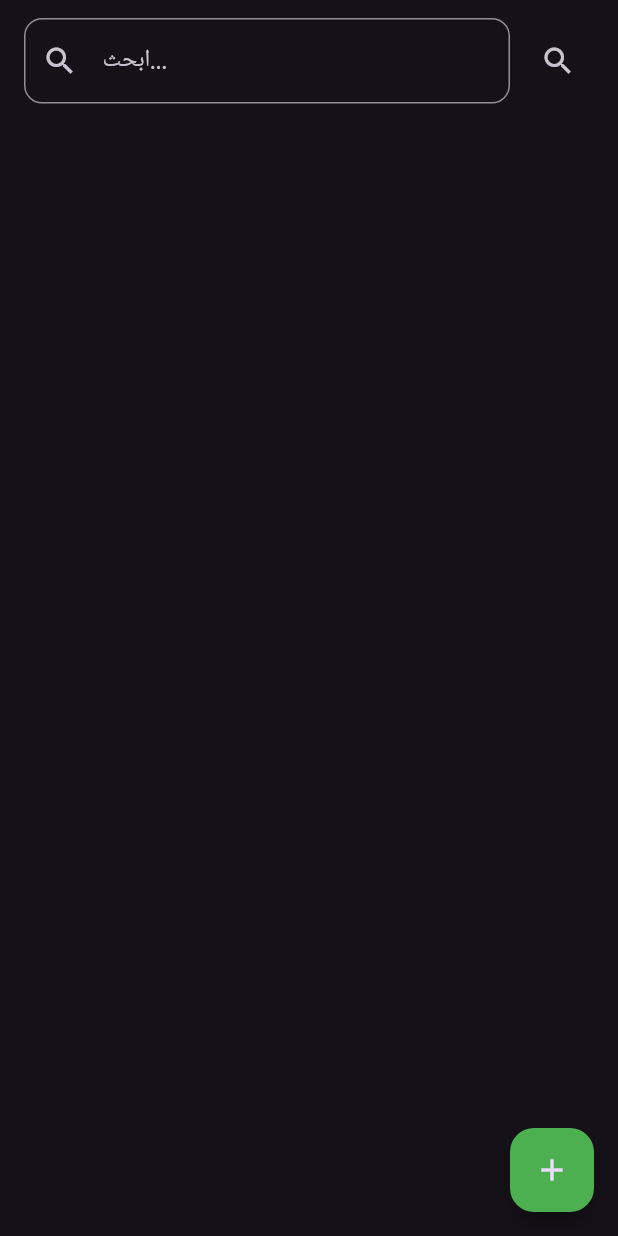
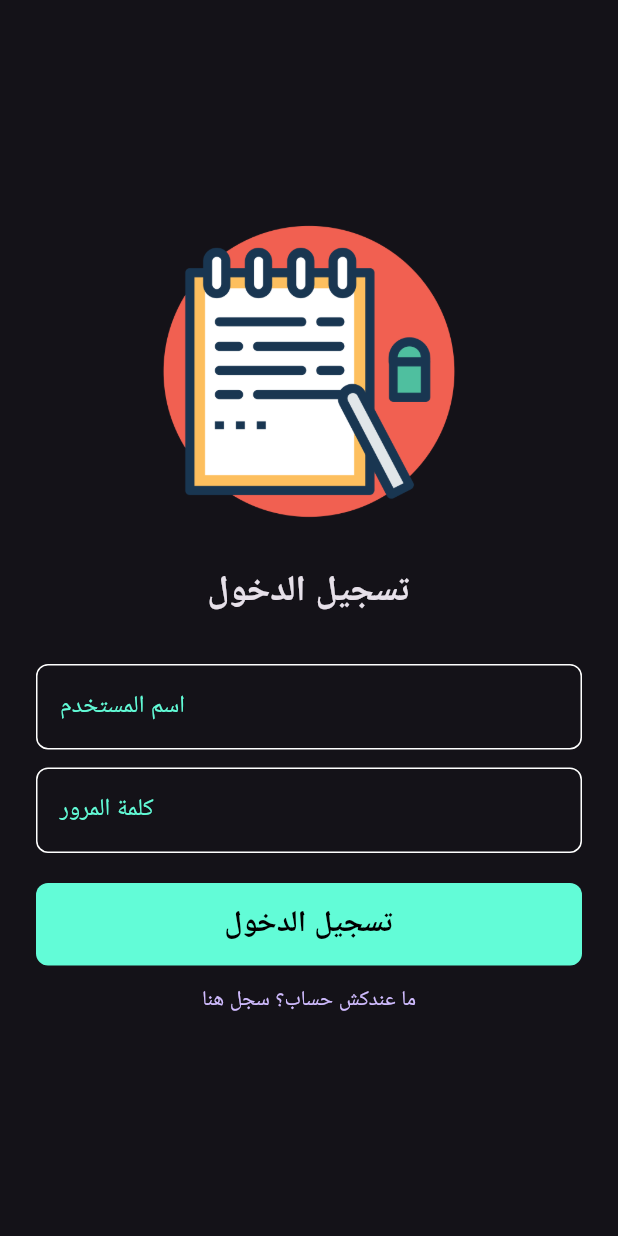
Before and after one commit to AbdalluhEssam/note_app, a Flutter app: the screen it shows after launch, on a phone screen of 412 x 824 dp. Run offline on Flutter 3.47's test engine with Material 3 defaults, Android fonts, the phone set to English and light mode, and no system bars; our stand-ins replace bloc, flutter_bloc, font_awesome_flutter, hive, hive_flutter; accounts and stored records are empty.

Commit message:
Add authentication functionality with sign up and login views

```diff
--- /dev/null
+++ b/lib/cubits/auth_state.dart
@@ -0,0 +1,15 @@
+part of 'auth_cubit.dart';
+
+
+abstract class AuthState {}
+
+class AuthInitial extends AuthState {}
+
+class AuthLoading extends AuthState {}
+
+class AuthSuccess extends AuthState {}
+
+class AuthFailure extends AuthState {
+  final String message;
+  AuthFailure(this.message);
+}
--- a/lib/main.dart
+++ b/lib/main.dart
@@ -3,15 +3,21 @@ import 'package:hive_flutter/adapters.dart';
 import 'package:note_app/constants.dart';
 import 'package:note_app/models/note_model.dart';
 import 'package:note_app/simple_bloc_observer.dart';
+import 'package:note_app/views/login_view.dart';
 import 'package:note_app/views/notes_view.dart';
 import 'package:flutter_bloc/flutter_bloc.dart';
+import 'cubits/auth_cubit.dart';
 import 'cubits/notes_cubit/notes_cubit.dart';
-
+import 'models/user_model.dart';
 void main() async {
+  WidgetsFlutterBinding.ensureInitialized(); // مهم لتشغيل async
   await Hive.initFlutter();
   Bloc.observer = SimpleBlocObserver();
   Hive.registerAdapter(NoteModelAdapter());
+  Hive.registerAdapter(UserModelAdapter()); // مهم جدًا
   await Hive.openBox<NoteModel>(kNotesBox);
+  await Hive.openBox('auth');
+  await Hive.openBox<UserModel>('users');
   runApp(const NotesApp());
 }
 
@@ -20,12 +26,17 @@ class NotesApp extends StatelessWidget {
 
   @override
   Widget build(BuildContext context) {
-    return BlocProvider(
-      create: (context) => NotesCubit()..fetchNotes(),
+    final bool isLoggedIn = Hive.box('auth').get('loggedIn', defaultValue: false);
+
+    return MultiBlocProvider(
+      providers: [
+        BlocProvider(create: (_) => NotesCubit()..fetchNotes()),
+        BlocProvider(create: (_) => AuthCubit()),
+      ],
       child: MaterialApp(
         debugShowCheckedModeBanner: false,
         theme: ThemeData(brightness: Brightness.dark, fontFamily: "Poppins"),
-        home: const NotesView(),
+        home: isLoggedIn ? const NotesView() : LoginView(),
       ),
     );
   }
--- /dev/null
+++ b/lib/models/user_model.dart
@@ -0,0 +1,14 @@
+import 'package:hive/hive.dart';
+
+part 'user_model.g.dart';
+
+@HiveType(typeId: 1)
+class UserModel extends HiveObject {
+  @HiveField(0)
+  final String username;
+
+  @HiveField(1)
+  final String password;
+
+  UserModel({required this.username, required this.password});
+}
--- /dev/null
+++ b/lib/views/login_view.dart
@@ -0,0 +1,67 @@
+import 'package:flutter/material.dart';
+import 'package:flutter_bloc/flutter_bloc.dart';
+import 'package:note_app/views/signup_view.dart';
+import 'package:note_app/views/widgets/custom_texty_field.dart';
+
+import '../cubits/auth_cubit.dart';
+import 'notes_view.dart';
+import 'widgets/custom_button.dart';
+
+
+class LoginView extends StatelessWidget {
+  final TextEditingController username = TextEditingController();
+  final TextEditingController password = TextEditingController();
+
+  @override
+  Widget build(BuildContext context) {
+    return Scaffold(
+      body: BlocConsumer<AuthCubit, AuthState>(
+        listener: (context, state) {
+          if (state is AuthSuccess) {
+            Navigator.pushReplacement(context, MaterialPageRoute(builder: (_) => NotesView()));
+          } else if (state is AuthFailure) {
+            ScaffoldMessenger.of(context).showSnackBar(SnackBar(content: Text(state.message)));
+          }
+        },
+        builder: (context, state) => SingleChildScrollView(
+          child: Padding(
+            padding: const EdgeInsets.all(24.0),
+            child: Column(
+              crossAxisAlignment: CrossAxisAlignment.center,
+              mainAxisAlignment: MainAxisAlignment.center,
+              mainAxisSize: MainAxisSize.min,
+              children: [
+                SizedBox(
+                  height: MediaQuery.of(context).size.height * 0.15,
+                ),
+                Image.asset(
+                  'assets/icon/icon.png',
+                  width: 200,
+                  height: 200,
+                ),
+                const SizedBox(height: 30),
+                const Text(
+                  'تسجيل الدخول',
+                  style: TextStyle(fontSize: 24, fontWeight: FontWeight.bold),
+                ),
+                const SizedBox(height: 30),
+                CustomTextField(hint: 'اسم المستخدم', controller: username),
+                const SizedBox(height: 12),
+                CustomTextField(hint: 'كلمة المرور', controller: password, obscureText: true),
+                const SizedBox(height: 20),
+                CustomButton(
+                  onTap: () => context.read<AuthCubit>().login(username.text, password.text),
+                  text: 'تسجيل الدخول',
+                ),
+                TextButton(
+                  onPressed: () => Navigator.push(context, MaterialPageRoute(builder: (_) => SignUpView())),
+                  child: const Text("ما عندكش حساب؟ سجل هنا"),
+                )
+              ],
+            ),
+          ),
+        ),
+      ),
+    );
+  }
+}
--- a/lib/views/widgets/custom_texty_field.dart
+++ b/lib/views/widgets/custom_texty_field.dart
@@ -4,6 +4,8 @@ import 'package:note_app/constants.dart';
 class CustomTextField extends StatelessWidget {
   final String hint;
   final int maxLines;
+  final TextEditingController? controller;
+  final bool? obscureText;
   final void Function(String?)? onSaved;
   final void Function(String)? onChanged;
 
@@ -12,13 +14,15 @@ class CustomTextField extends StatelessWidget {
       required this.hint,
       this.maxLines = 1,
       this.onSaved,
-      this.onChanged});
+      this.onChanged, this.controller, this.obscureText});
 
   @override
   Widget build(BuildContext context) {
     return TextFormField(
       onSaved: onSaved,
       onChanged: onChanged,
+      controller: controller,
+      obscureText: obscureText ?? false,
       validator: (value) {
         if (value?.isEmpty ?? true) {
           return 'Filed is required';
```
Also changed, not shown: lib/cubits/auth_cubit.dart (added, +49 -0 lines), lib/views/signup_view.dart (added, +73 -0 lines), lib/models/user_model.g.dart (added), 2 other files.
